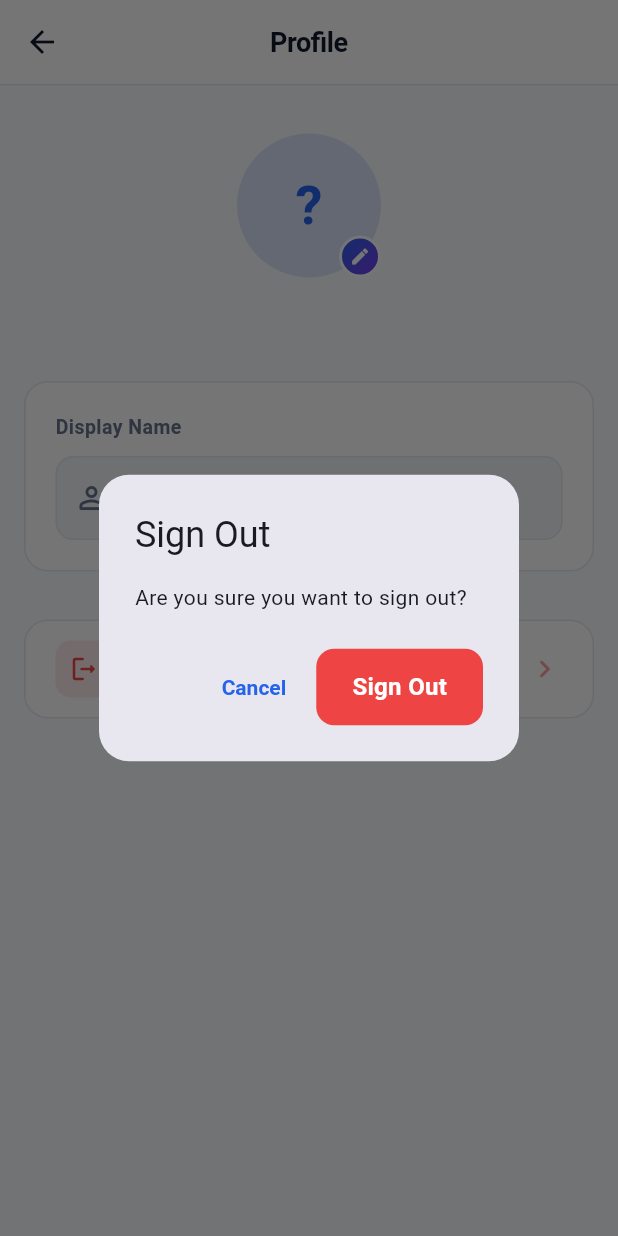
After one commit to mmahmood233/kaquiz, a Flutter app: the ProfileScreen screen opened directly, after a tap on "Sign Out", on a phone screen of 412 x 824 dp. The commit adds this screen. Run offline on Flutter 3.47's test engine with Material 3 defaults, Android fonts, the phone set to English and light mode, and no system bars; our stand-ins replace flutter_secure_storage, geolocator, google_maps_flutter; accounts and stored records are empty; network calls fail.

Commit message:
feat: implement user profile update functionality and remove unused friend request models

```diff
--- /dev/null
+++ b/mobile/lib/presentation/screens/profile/profile_screen.dart
@@ -0,0 +1,345 @@
+import 'package:flutter/material.dart';
+import 'package:provider/provider.dart';
+import '../../viewmodels/auth_viewmodel.dart';
+import '../../viewmodels/map_viewmodel.dart';
+import '../auth/login_screen.dart';
+import '../../../core/theme/app_theme.dart';
+
+class ProfileScreen extends StatefulWidget {
+  const ProfileScreen({super.key});
+
+  @override
+  State<ProfileScreen> createState() => _ProfileScreenState();
+}
+
+class _ProfileScreenState extends State<ProfileScreen> {
+  final _formKey = GlobalKey<FormState>();
+  late TextEditingController _nameController;
+  bool _isSaving = false;
+  bool _hasChanges = false;
+
+  @override
+  void initState() {
+    super.initState();
+    final user = context.read<AuthViewModel>().currentUser;
+    _nameController = TextEditingController(text: user?.name ?? '');
+    _nameController.addListener(_onNameChanged);
+  }
+
+  @override
+  void dispose() {
+    _nameController.removeListener(_onNameChanged);
+    _nameController.dispose();
+    super.dispose();
+  }
+
+  void _onNameChanged() {
+    final user = context.read<AuthViewModel>().currentUser;
+    final original = user?.name ?? '';
+    final changed = _nameController.text.trim() != original;
+    if (changed != _hasChanges) setState(() => _hasChanges = changed);
+  }
+
+  Future<void> _saveProfile() async {
+    if (!_formKey.currentState!.validate()) return;
+    if (!_hasChanges) return;
+    FocusScope.of(context).unfocus();
+
+    setState(() => _isSaving = true);
+    final messenger = ScaffoldMessenger.of(context);
+    final vm = context.read<AuthViewModel>();
+    final success = await vm.updateProfile(_nameController.text.trim());
+    if (!mounted) return;
+
+    setState(() {
+      _isSaving = false;
+      if (success) _hasChanges = false;
+    });
+
+    messenger.showSnackBar(SnackBar(
+      content: Row(children: [
+        Icon(
+          success ? Icons.check_circle_rounded : Icons.error_rounded,
+          color: Colors.white,
+          size: 18,
+        ),
+        const SizedBox(width: 8),
+        Text(success ? 'Profile updated!' : vm.errorMessage ?? 'Update failed'),
+      ]),
+      backgroundColor: success ? AppTheme.success : AppTheme.error,
+      behavior: SnackBarBehavior.floating,
+      shape: RoundedRectangleBorder(borderRadius: BorderRadius.circular(10)),
+    ));
+  }
+
+  Future<void> _handleLogout() async {
+    final confirmed = await showDialog<bool>(
+      context: context,
+      builder: (ctx) => AlertDialog(
+        shape: RoundedRectangleBorder(borderRadius: BorderRadius.circular(20)),
+        title: const Text('Sign Out'),
+        content: const Text('Are you sure you want to sign out?'),
+        actions: [
+          TextButton(
+            onPressed: () => Navigator.of(ctx).pop(false),
+            child: const Text('Cancel'),
+          ),
+          ElevatedButton(
+            onPressed: () => Navigator.of(ctx).pop(true),
+            style: ElevatedButton.styleFrom(
+              backgroundColor: AppTheme.error,
+              foregroundColor: Colors.white,
+              elevation: 0,
+            ),
+            child: const Text('Sign Out'),
+          ),
+        ],
+      ),
+    );
+
+    if (confirmed == true && mounted) {
+      context.read<MapViewModel>().stopTracking();
+      await context.read<AuthViewModel>().logout();
+      if (mounted) {
+        Navigator.of(context).pushAndRemoveUntil(
+          PageRouteBuilder(
+            pageBuilder: (_, animation, __) => const LoginScreen(),
+            transitionsBuilder: (_, animation, __, child) =>
+                FadeTransition(opacity: animation, child: child),
+            transitionDuration: const Duration(milliseconds: 400),
+          ),
+          (_) => false,
+        );
+      }
+    }
+  }
+
+  @override
+  Widget build(BuildContext context) {
+    return Scaffold(
+      backgroundColor: AppTheme.background,
+      appBar: AppBar(
+        backgroundColor: AppTheme.surface,
+        foregroundColor: AppTheme.textPrimary,
+        title: const Text('Profile'),
+        elevation: 0,
+        bottom: PreferredSize(
+          preferredSize: const Size.fromHeight(1),
+          child: Container(height: 1, color: const Color(0xFFE2E8F0)),
+        ),
+        actions: [
+          if (_hasChanges)
+            TextButton(
+              onPressed: _isSaving ? null : _saveProfile,
+              child: Text(
+                'Save',
+                style: TextStyle(
+                  color: _isSaving ? AppTheme.textHint : AppTheme.primary,
+                  fontWeight: FontWeight.w700,
+                  fontSize: 15,
+                ),
+              ),
+            ),
+          const SizedBox(width: 8),
+        ],
+      ),
+      body: Consumer<AuthViewModel>(
+        builder: (context, vm, _) {
+          final user = vm.currentUser;
+          if (user == null) return const SizedBox.shrink();
+
+          return SingleChildScrollView(
+            child: Column(
+              children: [
+                _buildAvatar(user.email),
+                const SizedBox(height: 8),
+                _buildEmail(user.email),
+                const SizedBox(height: 32),
+                _buildForm(),
+                const SizedBox(height: 32),
+                _buildLogoutSection(),
+                const SizedBox(height: 40),
+              ],
+            ),
+          );
+        },
+      ),
+    );
+  }
+
+  Widget _buildAvatar(String email) {
+    return Container(
+      padding: const EdgeInsets.only(top: 32, bottom: 8),
+      child: Stack(
+        alignment: Alignment.center,
+        children: [
+          UserAvatar(email: email, radius: 48),
+          Positioned(
+            bottom: 0,
+            right: 0,
+            child: Container(
+              width: 28,
+              height: 28,
+              decoration: BoxDecoration(
+                gradient: AppTheme.primaryGradient,
+                shape: BoxShape.circle,
+                border: Border.all(color: Colors.white, width: 2),
+              ),
+              child: const Icon(Icons.edit_rounded,
+                  size: 14, color: Colors.white),
+            ),
+          ),
+        ],
+      ),
+    );
+  }
+
+  Widget _buildEmail(String email) {
+    return Text(
+      email,
+      style: const TextStyle(
+        fontSize: 14,
+        color: AppTheme.textSecondary,
+        fontWeight: FontWeight.w500,
+      ),
+    );
+  }
+
+  Widget _buildForm() {
+    return Padding(
+      padding: const EdgeInsets.symmetric(horizontal: 16),
+      child: Container(
+        decoration: BoxDecoration(
+          color: AppTheme.surface,
+          borderRadius: BorderRadius.circular(16),
+          border: Border.all(color: const Color(0xFFE2E8F0)),
+        ),
+        child: Padding(
+          padding: const EdgeInsets.all(20),
+          child: Form(
+            key: _formKey,
+            child: Column(
+              crossAxisAlignment: CrossAxisAlignment.start,
+              children: [
+                const Text(
+                  'Display Name',
+                  style: TextStyle(
+                    fontSize: 13,
+                    fontWeight: FontWeight.w600,
+                    color: AppTheme.textSecondary,
+                    letterSpacing: 0.3,
+                  ),
+                ),
+                const SizedBox(height: 10),
+                TextFormField(
+                  controller: _nameController,
+                  textInputAction: TextInputAction.done,
+                  onFieldSubmitted: (_) => _saveProfile(),
+                  decoration: InputDecoration(
+                    hintText: 'Enter your display name',
+                    prefixIcon: const Icon(Icons.person_outline_rounded),
+                    suffixIcon: _isSaving
+                        ? const Padding(
+                            padding: EdgeInsets.all(12),
+                            child: SizedBox(
+                              width: 20,
+                              height: 20,
+                              child: CircularProgressIndicator(
+                                strokeWidth: 2,
+                                valueColor: AlwaysStoppedAnimation(
+                                    AppTheme.primary),
+                              ),
+                            ),
+                          )
+                        : null,
+                  ),
+                  validator: (v) {
+                    if (v == null || v.trim().isEmpty) {
+                      return 'Name cannot be empty';
+                    }
+                    if (v.trim().length > 50) {
+                      return 'Name is too long';
+                    }
+                    return null;
+                  },
+                ),
+                if (_hasChanges) ...[
+                  const SizedBox(height: 16),
+                  SizedBox(
+                    width: double.infinity,
+                    child: ElevatedButton(
+                      onPressed: _isSaving ? null : _saveProfile,
+                      style: ElevatedButton.styleFrom(
+                        backgroundColor: AppTheme.primary,
+                        foregroundColor: Colors.white,
+                        elevation: 0,
+                        padding: const EdgeInsets.symmetric(vertical: 14),
+                        shape: RoundedRectangleBorder(
+                            borderRadius: BorderRadius.circular(12)),
+                      ),
+                      child: _isSaving
+                          ? const SizedBox(
+                              height: 20,
+                              width: 20,
+                              child: CircularProgressIndicator(
+                                strokeWidth: 2.5,
+                                valueColor:
+                                    AlwaysStoppedAnimation(Colors.white),
+                              ),
+                            )
+                          : const Text(
+                              'Save Changes',
+                              style: TextStyle(
+                                  fontWeight: FontWeight.w600, fontSize: 15),
+                            ),
+                    ),
+                  ),
+                ],
+              ],
+            ),
+          ),
+        ),
+      ),
+    );
+  }
+
+  Widget _buildLogoutSection() {
+    return Padding(
+      padding: const EdgeInsets.symmetric(horizontal: 16),
+      child: Container(
+        decoration: BoxDecoration(
+          color: AppTheme.surface,
+          borderRadius: BorderRadius.circular(16),
+          border: Border.all(color: const Color(0xFFE2E8F0)),
+        ),
+        child: ListTile(
+          onTap: _handleLogout,
+          contentPadding:
+              const EdgeInsets.symmetric(horizontal: 20, vertical: 4),
+          leading: Container(
+            width: 38,
+            height: 38,
+            decoration: BoxDecoration(
+              color: AppTheme.error.withOpacity(0.1),
+              borderRadius: BorderRadius.circular(10),
+            ),
+            child: Icon(Icons.logout_rounded,
+                color: AppTheme.error, size: 20),
+          ),
+          title: const Text(
+            'Sign Out',
+            style: TextStyle(
+              fontSize: 15,
+              fontWeight: FontWeight.w600,
+              color: AppTheme.error,
+            ),
+          ),
+          trailing: Icon(Icons.chevron_right_rounded,
+              color: AppTheme.error.withOpacity(0.5)),
+          shape:
+              RoundedRectangleBorder(borderRadius: BorderRadius.circular(16)),
+        ),
+      ),
+    );
+  }
+}
```
Also changed, not shown: mobile/lib/data/repositories/auth_repository.dart (+31 -0 lines), mobile/lib/presentation/screens/friends/friends_list_screen.dart (+13 -3 lines), mobile/lib/presentation/screens/friends/search_friends_screen.dart (+4 -3 lines), mobile/lib/presentation/screens/home/home_screen.dart (+14 -46 lines), mobile/lib/presentation/viewmodels/auth_viewmodel.dart (+18 -0 lines), 7 other files.
